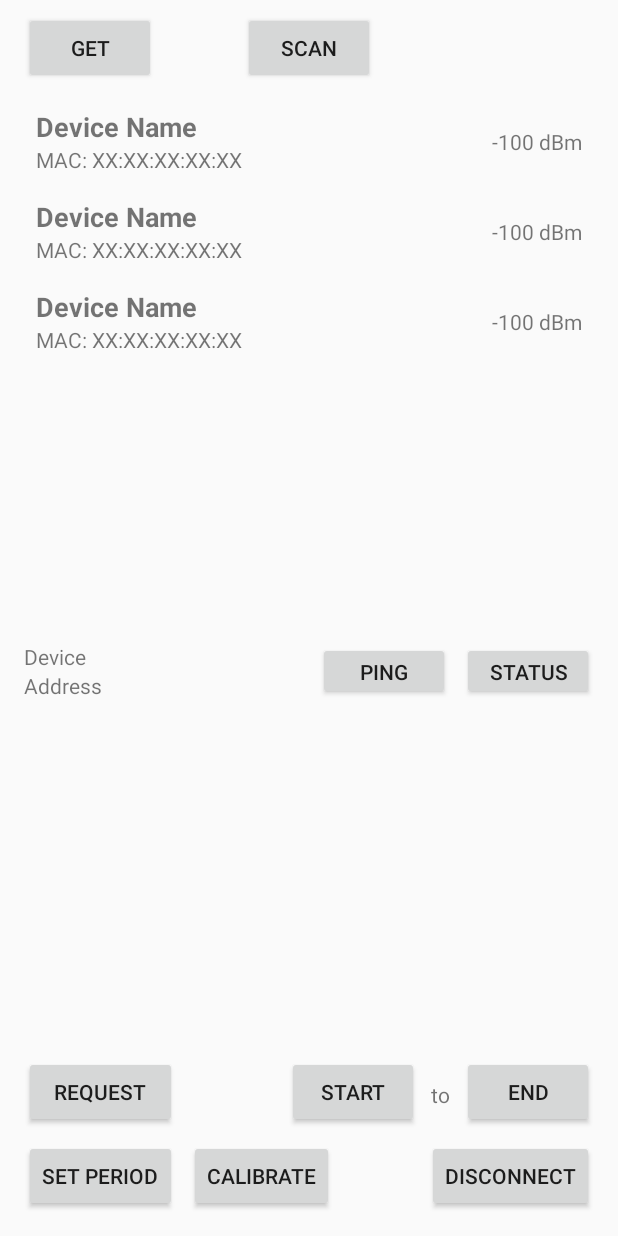
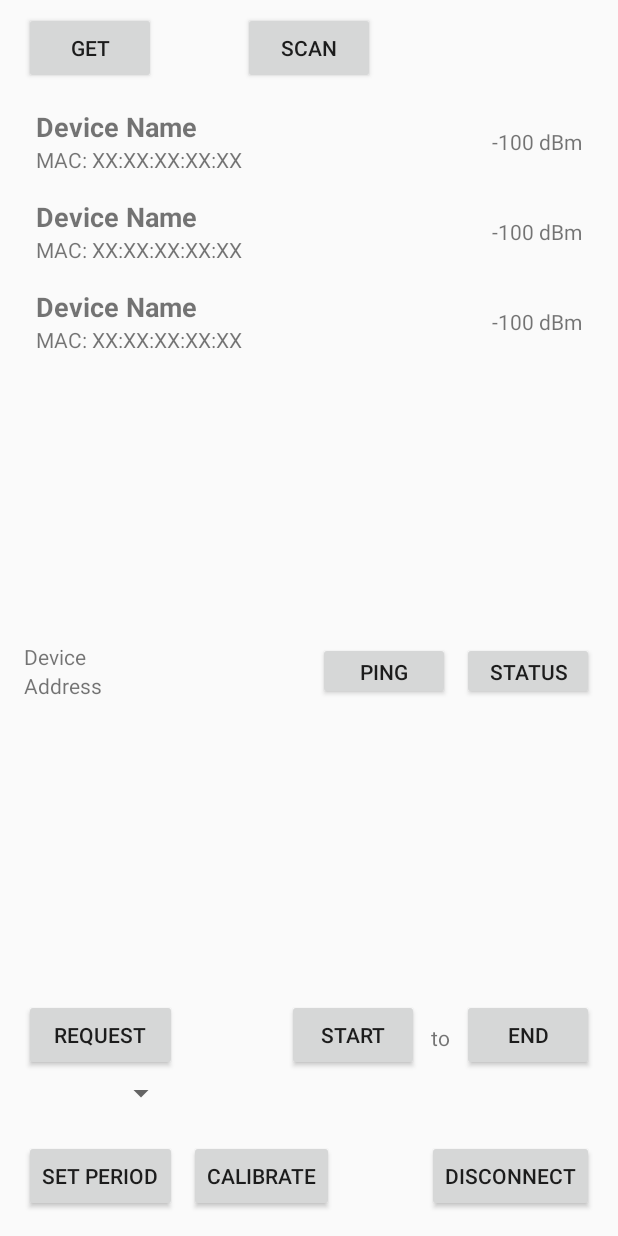
Before and after one commit to NWFSC-OA-lab/field_sensors, an Android app: the layout activity_main.xml on its own in the app's theme, with its tools: preview values and no code run, on a phone screen of 412 x 824 dp. Run offline under Robolectric (Android 15) with nearby library versions, the phone set to English and light mode, and no system bars.

Commit message:
Integration between main Shuckmaster code and durafet, added mechanisms for posting data from requests

```diff
--- a/ShuckManager/app/src/main/java/com/noaa/shuckmanager/HttpRequestTask.kt
+++ b/ShuckManager/app/src/main/java/com/noaa/shuckmanager/HttpRequestTask.kt
@@ -29,6 +29,8 @@ class HttpRequestTask (
             conn.doOutput = true
             conn.setRequestProperty("Accept", "application/json");
             conn.doInput = true
+
+            Log.i("GetRequest", "Packet: ${jsonData}")
 
             conn.outputStream.use {
                 it.write(jsonData.toString().toByteArray())
--- a/ShuckManager/app/src/main/res/layout/activity_main.xml
+++ b/ShuckManager/app/src/main/res/layout/activity_main.xml
@@ -95,10 +95,10 @@
             android:layout_width="0dp"
             android:layout_height="wrap_content"
             android:layout_marginStart="16dp"
-            android:layout_marginBottom="8dp"
             android:text="Request"
-            app:layout_constraintBottom_toTopOf="@+id/device_config_button"
+            app:layout_constraintBottom_toTopOf="@+id/request_label_spinner"
             app:layout_constraintEnd_toEndOf="@+id/device_config_button"
+            app:layout_constraintHorizontal_bias="0.0"
             app:layout_constraintStart_toStartOf="parent" />
 
         <Button
@@ -153,8 +153,10 @@
             android:layout_marginBottom="8dp"
             app:layout_constraintBottom_toTopOf="@+id/device_request_button"
             app:layout_constraintEnd_toEndOf="parent"
+            app:layout_constraintHorizontal_bias="1.0"
             app:layout_constraintStart_toStartOf="parent"
-            app:layout_constraintTop_toBottomOf="@+id/device_addr_text" />
+            app:layout_constraintTop_toBottomOf="@+id/device_addr_text"
+            app:layout_constraintVertical_bias="0.0" />
 
         <Button
             android:id="@+id/start_date_button"
@@ -184,5 +186,16 @@
             android:text="to"
             app:layout_constraintEnd_toStartOf="@+id/end_date_button"
             app:layout_constraintTop_toTopOf="@+id/end_date_button" />
+
+        <Spinner
+            android:id="@+id/request_label_spinner"
+            android:layout_width="0dp"
+            android:layout_height="30dp"
+            android:layout_marginStart="16dp"
+            android:layout_marginBottom="16dp"
+            app:layout_constraintBottom_toTopOf="@+id/device_config_button"
+            app:layout_constraintEnd_toEndOf="@+id/device_request_button"
+            app:layout_constraintHorizontal_bias="0.0"
+            app:layout_constraintStart_toStartOf="parent" />
     </android.support.constraint.ConstraintLayout>
 </android.support.constraint.ConstraintLayout>
```
Also changed, not shown: ShuckManager/app/src/main/java/com/noaa/shuckmanager/MainActivity.kt (+68 -21 lines), ShuckManager/app/src/main/java/com/noaa/shuckmanager/PacketReceiver.kt (+4 -4 lines), 3 other files.
